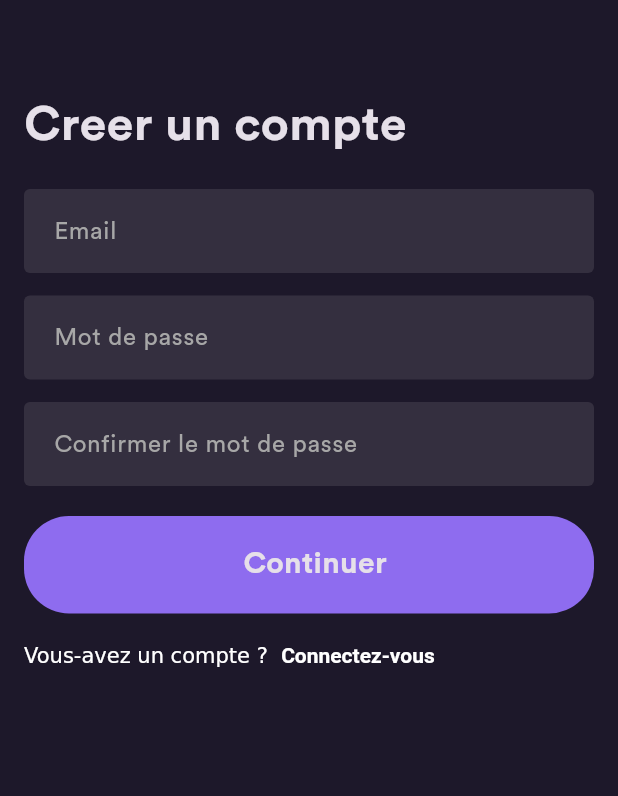
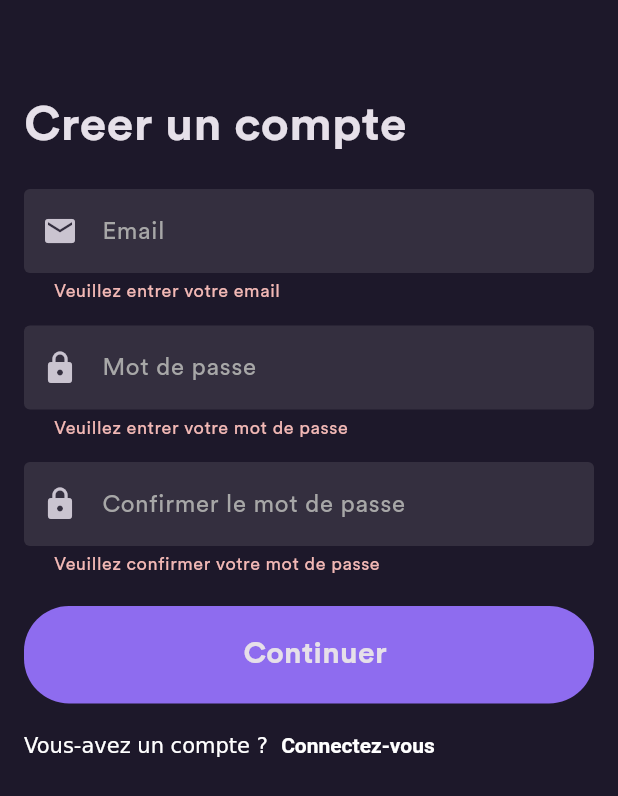
Before and after one commit to jonathan-muina19/login_signup_logout, a Flutter app: the SignupPage screen opened directly, after a tap on "Continuer", on a phone screen of 412 x 824 dp. Shown: the top 796 px of the screen. Run offline on Flutter 3.47's test engine with Material 3 defaults, Android fonts, the phone set to English and light mode, and no system bars; our stand-ins replace equatable, firebase_auth, firebase_core, flutter_bloc, flutter_svg; accounts and stored records are empty.

```diff
--- a/lib/features/auth/presentation/bloc/auth/auth_bloc.dart
+++ b/lib/features/auth/presentation/bloc/auth/auth_bloc.dart
@@ -44,7 +44,7 @@ class AuthBloc extends Bloc<AuthEvent, AuthState> {
             message = 'Email ou mot de passe incorrect!';
             break;
           default:
-            message = 'Pas de connexion internet,\neesayez plus tard';
+            message = 'Pas de connexion internet,\nessayez plus tard';
         }
         emit(AuthFailure(message));
       } catch (e) {
--- a/lib/features/auth/presentation/pages/auth/login.dart
+++ b/lib/features/auth/presentation/pages/auth/login.dart
@@ -35,6 +35,7 @@ class LoginScreen extends StatelessWidget {
       } else if (!value.contains('@')) {
         return 'Email invalide';
       }
+      return null;
     }
 
     /// Validator pour le mot de passe
@@ -44,6 +45,7 @@ class LoginScreen extends StatelessWidget {
       } else if (value.length <= 8) {
         return 'Mot de passe trop faible';
       }
+      return null;
     }
 
     return Scaffold(
@@ -64,7 +66,7 @@ class LoginScreen extends StatelessWidget {
                     ),
                     child: Row(
                       children: [
-                        Icon(Icons.info_rounded),
+                        Icon(Icons.error),
                         const SizedBox(width: 20),
                         Text(state.message, style: TextStyle(
                           fontWeight: FontWeight.bold
--- a/lib/features/auth/presentation/pages/auth/signup.dart
+++ b/lib/features/auth/presentation/pages/auth/signup.dart
@@ -16,12 +16,55 @@ class SignupPage extends StatelessWidget {
   Widget build(BuildContext context) {
     final TextEditingController emailController = TextEditingController();
     final TextEditingController passwordController = TextEditingController();
-    final TextEditingController againPasswordController =
-        TextEditingController();
+    final TextEditingController againPasswordController = TextEditingController();
+    final _formKey = GlobalKey<FormState>();
+
+    /// validator pour adresse email
+    String? emailValidator(String? value) {
+      if (value == null || value.isEmpty) {
+        return 'Veuillez entrer votre email';
+      } else if (!value.contains('@')) {
+        return 'Email invalide';
+      }
+      return null;
+    }
+
+    /// validator pour le mot de passe
+    String? passwordValidator(String? value) {
+      if (value == null || value.isEmpty) {
+        return 'Veuillez entrer votre mot de passe';
+      } else if (value.length <= 8) {
+        return 'Mot de passe trop faible';
+      }
+      return null;
+    }
+
+    /// validator pour confirmer le mot de passe
+    String? confirmPassword(String? value){
+      if (value == null || value.isEmpty) {
+        return 'Veuillez confirmer votre mot de passe';
+      } else if (value.length <= 8) {
+        return 'Mot de passe trop faible';
+      }
+      else if(value.trim() != passwordController.text.trim()){
+        return 'Les mots de passe ne correspondent pas';
+      }
+      return null;
+    }
+
+    void _signUp(){
+      if(_formKey.currentState!.validate()){
+        final email = emailController.text.trim();
+        final password = passwordController.text.trim();
+        //context.read<AuthBloc>().add(SignUpRequested(email, password));
+      }
+    }
 
     return Scaffold(
       body: SingleChildScrollView(
         child: SafeArea(
+          child: Form(
+            key: _formKey,
             child: Padding(
               padding: const EdgeInsets.symmetric(horizontal: 16, vertical: 60),
               child: Column(
@@ -29,22 +72,36 @@ class SignupPage extends StatelessWidget {
                 children: [
                   _loginTitle(context),
                   const SizedBox(height: 20),
-                MyTextfield(hintText: 'Email', controller: emailController),
-                const SizedBox(height: 15),
                   MyTextfield(
-                  hintText: 'Mot de passe',
-                  controller: passwordController,
+                      prefixIcon: Icon(Icons.email),
+                      hintText: 'Email',
+                      controller: emailController,
+                    validator: emailValidator,
                   ),
                   const SizedBox(height: 15),
                   MyTextfield(
+                    obscureText: true,
+                    prefixIcon: Icon(Icons.lock),
+                    hintText: 'Mot de passe',
+                    controller: passwordController,
+                    validator: passwordValidator,
+                  ),
+                  const SizedBox(height: 15),
+                  MyTextfield(
+                    obscureText: true,
+                    prefixIcon: Icon(Icons.lock),
                     hintText: 'Confirmer le mot de passe',
                     controller: againPasswordController,
+                    validator: confirmPassword,
                   ),
                   const SizedBox(height: 20),
-                MyButton(onPressed: () {}, text: 'Continuer'),
+                  MyButton(onPressed: () {
+                    _signUp();
+                  }, text: 'Continuer'),
                   const SizedBox(height: 20),
                   _signupText(context),
                 ],
+              ),
             ),
           ),
         ),
--- a/lib/features/auth/presentation/pages/home/home_screen.dart
+++ b/lib/features/auth/presentation/pages/home/home_screen.dart
@@ -18,6 +18,9 @@ class HomeScreen extends StatelessWidget {
     final user = FirebaseAuth.instance.currentUser;
     /// Email de l'utilisateur
     final email = user?.email ?? 'Compte ou Email non disponible';
+
+    /// Extraction du texte avant le @
+    final username = email.contains('@') ? email.split('@')[0] : email;
 
     return BlocConsumer<AuthBloc, AuthState>(
       listener: (context, state){
@@ -54,6 +57,7 @@ class HomeScreen extends StatelessWidget {
                     children: [
                       SvgPicture.asset('assets/vectors/email_sending.svg'),
                       const SizedBox(height: 20),
+                      Text('Bienvenue : $username'),
                       Text('Connecté en tant que ', style: TextStyle(
                         fontSize: 24,
                         fontWeight: FontWeight.w500,
```
Lines whose indentation alone changed are shown as unchanged.
